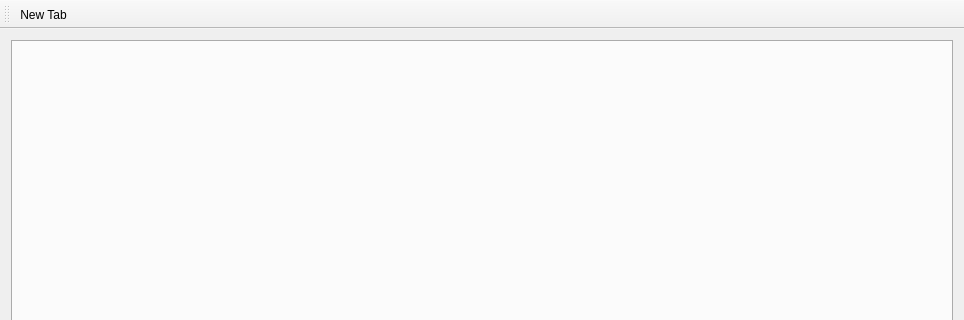
Above: mainwindow.ui from awaken1988/RegisterAnalyzer before the change; both pictures show x 0 to 964 and y 0 to 320 of the 964 by 722 pixel window. Below: the same form after it.
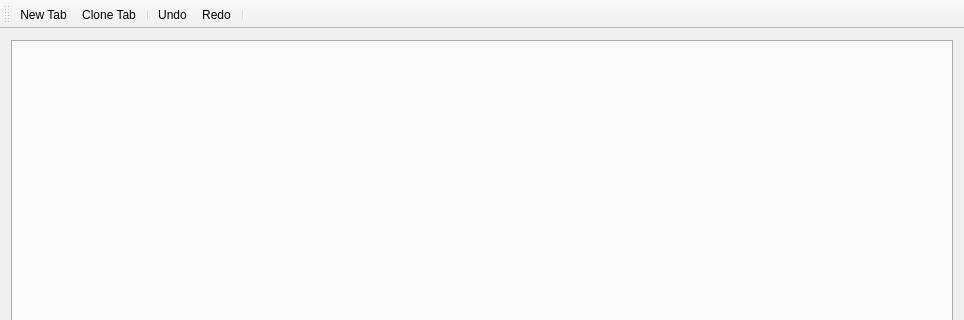
That is the form after the change.

Diff of the .ui file:
```diff
--- a/mainwindow.ui
+++ b/mainwindow.ui
@@ -28,6 +28,9 @@
    <property name="windowTitle">
     <string>toolBar</string>
    </property>
+   <property name="toolButtonStyle">
+    <enum>Qt::ToolButtonTextUnderIcon</enum>
+   </property>
    <attribute name="toolBarArea">
     <enum>TopToolBarArea</enum>
    </attribute>
@@ -35,6 +38,11 @@
     <bool>false</bool>
    </attribute>
    <addaction name="actionNewTab"/>
+   <addaction name="actionClone_Tab"/>
+   <addaction name="separator"/>
+   <addaction name="actionUndo"/>
+   <addaction name="actionRedo"/>
+   <addaction name="separator"/>
   </widget>
   <widget class="QStatusBar" name="statusBar"/>
   <action name="actionNewTab">
@@ -48,6 +56,21 @@
     <string>Ctrl+T</string>
    </property>
   </action>
+  <action name="actionUndo">
+   <property name="text">
+    <string>Undo</string>
+   </property>
+  </action>
+  <action name="actionRedo">
+   <property name="text">
+    <string>Redo</string>
+   </property>
+  </action>
+  <action name="actionClone_Tab">
+   <property name="text">
+    <string>Clone Tab</string>
+   </property>
+  </action>
  </widget>
  <layoutdefault spacing="6" margin="11"/>
  <resources/>
```
